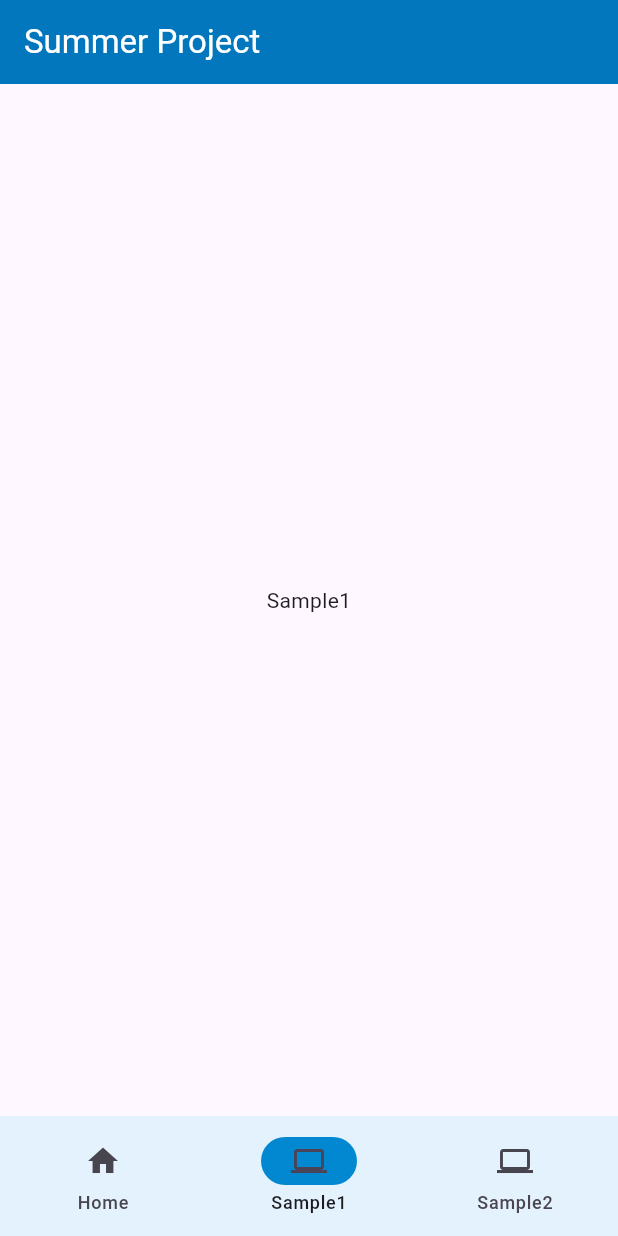
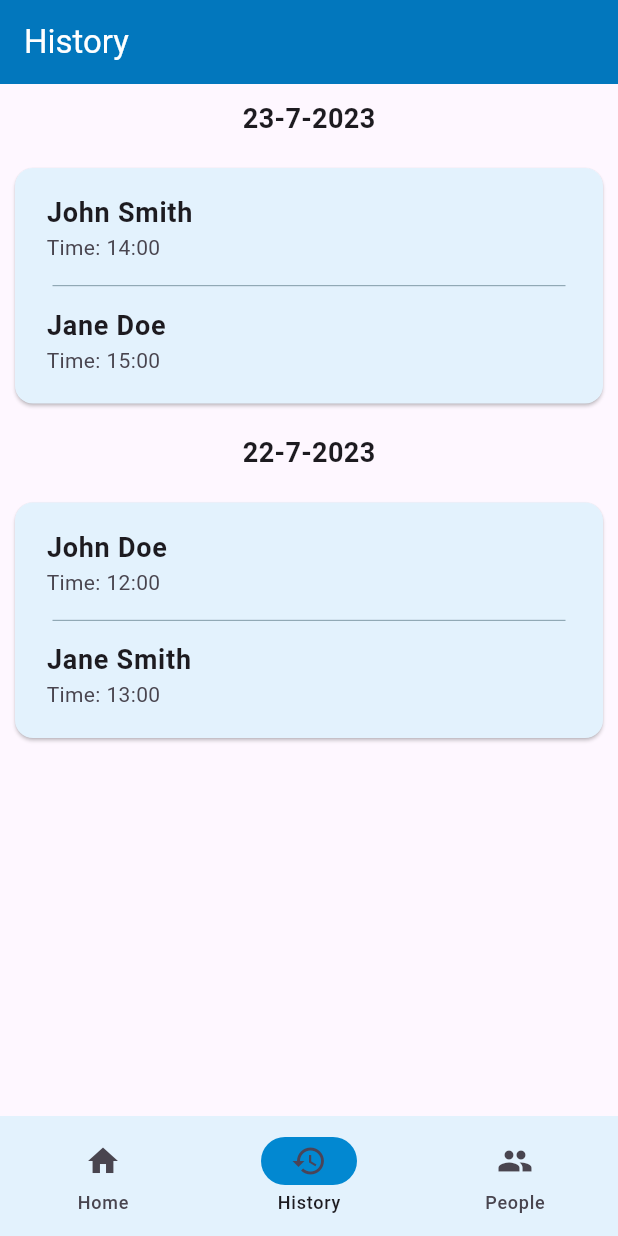
Before and after one commit to Varun-Karthik-T/face-recognition, a Flutter app: the screen it shows after launch, item 2 of the bottom bar chosen, on a phone screen of 412 x 824 dp. Run offline on Flutter 3.47's test engine with Material 3 defaults, Android fonts, the phone set to English and light mode, and no system bars; our stand-ins replace camera, image_picker.

Commit message:
people page UI done

```diff
--- /dev/null
+++ b/flutter/lib/Pages/history.dart
@@ -0,0 +1,92 @@
+import 'package:flutter/material.dart';
+
+class History extends StatefulWidget {
+  const History({super.key});
+
+  @override
+  State<History> createState() => _HistoryState();
+}
+
+class _HistoryState extends State<History> {
+  @override
+  Widget build(BuildContext context) {
+    Map<String, List<Map<String, String>>> data = {
+      "23-7-2023": [
+        {"time": "14:00", "name": "John Smith"},
+        {"time": "15:00", "name": "Jane Doe"},
+      ],
+      "22-7-2023": [
+        {"time": "12:00", "name": "John Doe"},
+        {"time": "13:00", "name": "Jane Smith"},
+      ],
+    };
+
+    List<String> dates = data.keys.toList();
+
+    return Scaffold(
+      body: ListView.builder(
+        itemCount: dates.length,
+        itemBuilder: (context, index) {
+          String date = dates[index];
+          List<Map<String, String>> details = data[date]!;
+
+          return Column(
+            children: [
+              Padding(
+                padding: const EdgeInsets.all(10.0),
+                child: Text(
+                  date,
+                  style: const TextStyle(
+                    fontSize: 18,
+                    fontWeight: FontWeight.bold,
+                  ),
+                ),
+              ),
+              Card(
+                color: Colors.blue[50],
+                margin: const EdgeInsets.all(10),
+                child: Column(
+                  crossAxisAlignment: CrossAxisAlignment.start,
+                  children: [
+                    Padding(
+                      padding: const EdgeInsets.all(5.0),
+                      child: Column(
+                        children: details.asMap().entries.map((entry) {
+                          int detailIndex = entry.key;
+                          Map<String, String> detail = entry.value;
+                          return Column(
+                            children: [
+                              ListTile(
+                                title: Text(
+                                  detail['name']!,
+                                  style: const TextStyle(
+                                    fontSize: 18,
+                                    fontWeight: FontWeight.w600,
+                                    fontFamily: 'Roboto',
+                                  ),
+                                ),
+                                subtitle: Text('Time: ${detail['time']}'),
+                              ),
+                              if (detailIndex != details.length - 1)
+                                const Divider(
+                                  height: 3,
+                                  thickness: 0.5,
+                                  indent: 20,
+                                  endIndent: 20,
+                                  color: Colors.blueGrey,
+                                ),
+                            ],
+                          );
+                        }).toList(),
+                      ),
+                    ),
+                  ],
+                ),
+              ),
+            ],
+          );
+        },
+      ),
+    );
+  }
+}
--- /dev/null
+++ b/flutter/lib/Pages/people.dart
@@ -0,0 +1,89 @@
+import 'package:flutter/material.dart';
+import '../utils/register_face.dart';
+
+class People extends StatefulWidget {
+  const People({super.key});
+
+  @override
+  PeopleState createState() => PeopleState();
+}
+
+class PeopleState extends State<People> {
+  List<Map<String, String>> peopleList = [
+    {"id": "123", "name": "John Doe", "relationship": "Friend"},
+    {"id": "124", "name": "Varun", "relationship": "Family"},
+    {"id": "125", "name": "Salai", "relationship": "Family"},
+    {"id": "126", "name": "Ezhil", "relationship": "Family"},
+    {"id": "127", "name": "John Doe", "relationship": "Friend"},
+    {"id": "128", "name": "Jane Doe", "relationship": "Family"},
+    {"id": "129", "name": "John Smith", "relationship": "Friend"},
+    {"id": "130", "name": "Jane Smith", "relationship": "Family"},
+    {"id": "131", "name": "John Doe", "relationship": "Friend"},
+    {"id": "132", "name": "Jane Doe", "relationship": "Family"},
+    {"id": "133", "name": "John Smith", "relationship": "Friend"},
+    {"id": "134", "name": "Jane Smith", "relationship": "Family"},
+    {"id": "135", "name": "John Doe", "relationship": "Friend"},
+    {"id": "136", "name": "Jane Doe", "relationship": "Family"},
+    {"id": "137", "name": "John Smith", "relationship": "Friend"},
+    {"id": "138", "name": "Jane Smith", "relationship": "Family"},
+  ];
+
+  @override
+  Widget build(BuildContext context) {
+    return Scaffold(
+      body: ListView.builder(
+        itemCount: peopleList.length,
+        itemBuilder: (context, index) {
+          return Column(
+            children: [
+              ListTile(
+                leading: CircleAvatar(
+                  backgroundColor: Colors.blue[200],
+                  child:Text('${peopleList[index]["name"]![0]}',
+                  style: TextStyle(
+                    fontSize: 20,
+                    fontWeight: FontWeight.w300,
+                    color: Colors.white,
+                  ),
+                  ),
+                ),
+                title: Text(
+                  peopleList[index]["name"]!,
+                  style: const TextStyle(
+                    fontSize: 18,
+                    fontWeight: FontWeight.w600,
+                    fontFamily: 'Roboto',
+                  ),
+                ),
+                subtitle: Text(
+                  peopleList[index]["relationship"]!,
+                  style: const TextStyle(
+                    fontSize: 14,
+                    fontWeight: FontWeight.w300,
+                  ),
+                ),
+              ),
+              const Divider(
+                height: 10,
+                thickness: 0.5,
+                indent: 20,
+                endIndent: 20,
+                color: Colors.blueGrey,
+              ),
+            ],
+          );
+        },
+      ),
+      floatingActionButton: FloatingActionButton(
+        onPressed: () {
+          Navigator.push(
+            context,
+            MaterialPageRoute(builder: (context) => const Register()),
+          );
+        },
+        child: const Icon(Icons.add),
+        backgroundColor: Colors.blue[200],
+      ),
+    );
+  }
+}
--- a/flutter/lib/Pages/sample1.dart
+++ /dev/null
@@ -1,12 +0,0 @@
-import 'package:flutter/material.dart';
-
-class Sample1 extends StatelessWidget {
-  const Sample1({super.key});
-
-  @override
-  Widget build(BuildContext context) {
-    return const Center(
-      child: Text('Sample1', textAlign: TextAlign.center),
-    );
-  }
-}
--- a/flutter/lib/Pages/sample2.dart
+++ /dev/null
@@ -1,12 +0,0 @@
-import 'package:flutter/material.dart';
-
-class Sample2 extends StatelessWidget {
-  const Sample2({super.key});
-
-  @override
-  Widget build(BuildContext context) {
-    return const Center(
-      child: Text('School Screen', textAlign: TextAlign.center),
-    );
-  }
-}
--- a/flutter/lib/api/api.dart
+++ b/flutter/lib/api/api.dart
@@ -5,7 +5,7 @@ import 'package:mime/mime.dart';
 
 class ApiService {
   static Future<http.Response> uploadImage(File image, String name) async {
-    var uri = Uri.parse("");
+    var uri = Uri.parse("http://192.168.103.65:5000/upload");
     var request = http.MultipartRequest('POST', uri);
 
     // Determine the mime type of the file
--- a/flutter/lib/main.dart
+++ b/flutter/lib/main.dart
@@ -1,8 +1,8 @@
 import 'package:flutter/cupertino.dart';
 import 'package:flutter/material.dart';
 import 'Pages/home.dart';
-import 'Pages/sample1.dart';
-import 'Pages/sample2.dart';
+import 'Pages/history.dart';
+import 'Pages/people.dart';
 
 void main() {
   WidgetsFlutterBinding.ensureInitialized();
@@ -22,8 +22,8 @@ class _SummerProjState extends State<SummerProj> {
 
   static const List<Widget> widgetOptions = <Widget>[
     Home(),
-    Sample1(),
-    Sample2(),
+    History(),
+    People(),
   ];
 
   void _onItemTapped(int index) {
@@ -38,7 +38,10 @@ class _SummerProjState extends State<SummerProj> {
       title: 'Summer Project',
       home: Scaffold(
         appBar: AppBar(
-          title: const Text('Summer Project', style:TextStyle(color: Colors.white)),
+          title: Text(
+            selectedIndex == 0 ? 'Summer Project' : selectedIndex == 1 ? 'History' : 'People',
+            style: const TextStyle(color: Colors.white),
+          ),
           backgroundColor: Colors.lightBlue[800],
         ),
         body: Center(
@@ -51,12 +54,12 @@ class _SummerProjState extends State<SummerProj> {
               label: 'Home',
             ),
             NavigationDestination(
-              icon: Icon(Icons.computer),
-              label: 'Sample1',
+              icon: Icon(Icons.history),
+              label: 'History',
             ),
             NavigationDestination(
-              icon: Icon(Icons.computer),
-              label: 'Sample2',
+              icon: Icon(Icons.people),
+              label: 'People',
             ),
           ],
           backgroundColor: Colors.blue[50],
--- a/flutter/lib/register_face.dart
+++ b/flutter/lib/utils/register_face.dart
@@ -2,7 +2,7 @@ import 'package:flutter/material.dart';
 import 'package:image_picker/image_picker.dart';
 import 'package:camera/camera.dart';
 import 'dart:io';
-import 'api/api.dart';
+import '../api/api.dart';
 
 class Register extends StatefulWidget {
   const Register({super.key});
--- a/flutter/pubspec.yaml
+++ b/flutter/pubspec.yaml
@@ -38,6 +38,7 @@ dependencies:
   gap: ^3.0.1
   external_path: ^1.0.3
   media_scanner: ^2.1.0
+  intl: ^0.19.0
 
 
   # The following adds the Cupertino Icons font to your application.
```
Also changed, not shown: flutter/lib/Pages/home.dart (+1 -11 lines), flutter/pubspec.lock.
